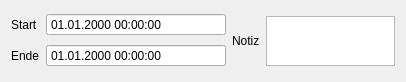
Old version of the form HR_Managment_System_Application/editzeiteintragitem.ui in the repository MehmetMertt/twentyONE_HR_System.
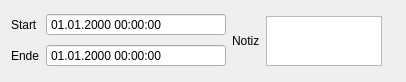
New version of the form.

```diff
--- a/HR_Managment_System_Application/editzeiteintragitem.ui
+++ b/HR_Managment_System_Application/editzeiteintragitem.ui
@@ -127,6 +127,13 @@
      </item>
     </layout>
    </item>
+   <item>
+    <widget class="QLabel" name="error_text">
+     <property name="text">
+      <string/>
+     </property>
+    </widget>
+   </item>
   </layout>
  </widget>
  <resources/>
```
Left out of the diff: 4 changed lines with no effect on the pictures.
